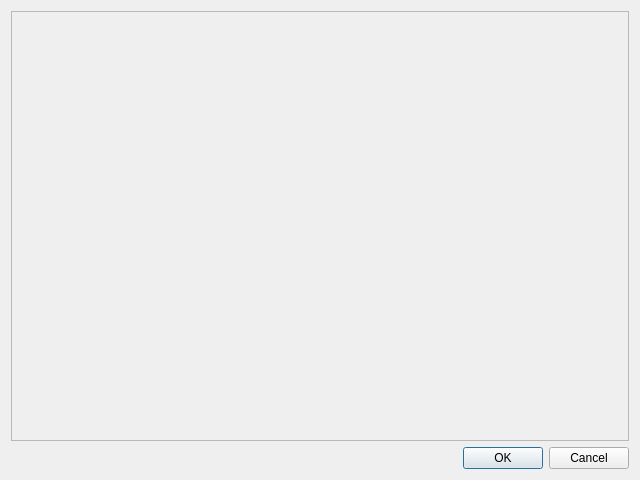
The window that test_form.ui (firef0xff/SSHGS01) describes before a commit, drawn with Qt 5.
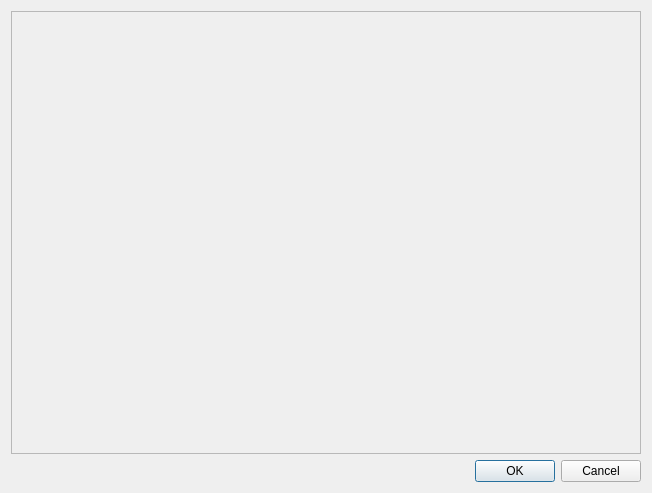
The same window after the commit.

What changed in the file:
```diff
--- a/test_form.ui
+++ b/test_form.ui
@@ -6,8 +6,8 @@
    <rect>
     <x>0</x>
     <y>0</y>
-    <width>640</width>
-    <height>480</height>
+    <width>652</width>
+    <height>493</height>
    </rect>
   </property>
   <property name="windowTitle">
@@ -24,8 +24,8 @@
        <rect>
         <x>0</x>
         <y>0</y>
-        <width>620</width>
-        <height>431</height>
+        <width>632</width>
+        <height>444</height>
        </rect>
       </property>
       <layout class="QGridLayout" name="gridLayout"/>
```
